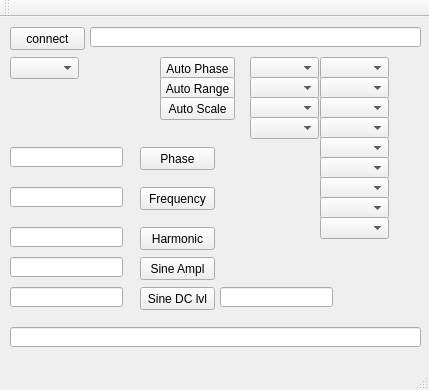
First picture: the form in SerialPortCommunicationQt/SerialPortCommunication/SRS/LockInAmplifier/Final_Lock-In-Amplifier/mainwindow.ui, repository vicvict/Lock-In-Amplifier, before the edit.
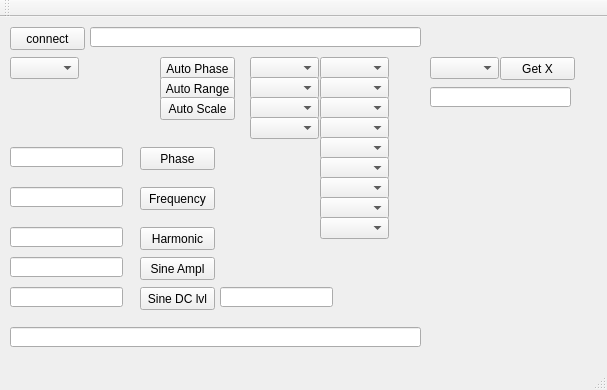
Second picture: the form after the edit.

Commit message: a lot of bugs with getting data added; Vitya, check this command with the working generator please

The edit to the form file:
```diff
--- a/SerialPortCommunicationQt/SerialPortCommunication/SRS/LockInAmplifier/Final_Lock-In-Amplifier/mainwindow.ui
+++ b/SerialPortCommunicationQt/SerialPortCommunication/SRS/LockInAmplifier/Final_Lock-In-Amplifier/mainwindow.ui
@@ -6,7 +6,7 @@
    <rect>
     <x>0</x>
     <y>0</y>
-    <width>429</width>
+    <width>607</width>
     <height>390</height>
    </rect>
   </property>
@@ -351,6 +351,39 @@
      </rect>
     </property>
    </widget>
+   <widget class="QComboBox" name="comboBoxOutData">
+    <property name="geometry">
+     <rect>
+      <x>430</x>
+      <y>40</y>
+      <width>69</width>
+      <height>22</height>
+     </rect>
+    </property>
+   </widget>
+   <widget class="QPushButton" name="pushButtonOutData">
+    <property name="geometry">
+     <rect>
+      <x>500</x>
+      <y>40</y>
+      <width>75</width>
+      <height>23</height>
+     </rect>
+    </property>
+    <property name="text">
+     <string>Get X</string>
+    </property>
+   </widget>
+   <widget class="QLineEdit" name="lineEditOutData">
+    <property name="geometry">
+     <rect>
+      <x>430</x>
+      <y>70</y>
+      <width>141</width>
+      <height>20</height>
+     </rect>
+    </property>
+   </widget>
   </widget>
   <widget class="QMenuBar" name="menuBar">
    <property name="geometry">
```
Left out of the diff: 2 changed lines with no effect on the pictures. The commit also changes 4 other files.
